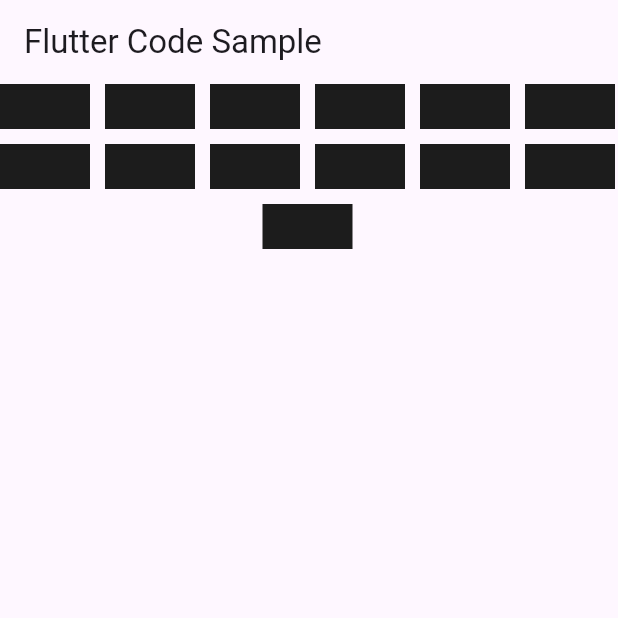
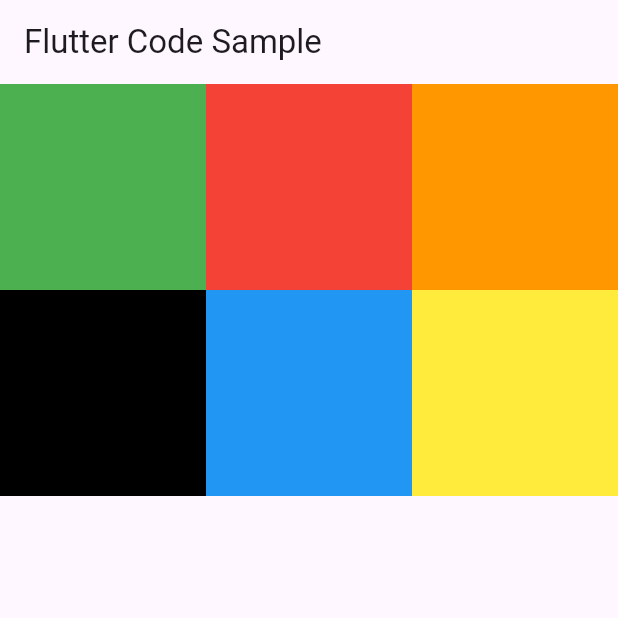
Before and after one commit to Latrevion/flutter_six_class, a Flutter app: the screen it shows after launch, on a phone screen of 412 x 824 dp, the top half of it. Run offline on Flutter 3.47's test engine with Material 3 defaults, Android fonts, the phone set to English and light mode, and no system bars.

Commit message:
3.3.5 GridView.builder

```diff
--- a/lib/main.dart
+++ b/lib/main.dart
@@ -290,26 +290,48 @@ class MyApp extends StatelessWidget {
 //         });
 //   }
 
-  //3.3.4
+  // //3.3.4
+  // Widget getBody() {
+  //   var listItem = List.generate(
+  //       13,
+  //       (index) => Container(
+  //             width: 60,
+  //             height: 30,
+  //             color: Color.fromRGBO(
+  //                 Random().nextInt(256),
+  //                 Random().nextInt(256),
+  //                 Random().nextInt(256),
+  //                 1
+  //             ),
+  //           ));
+  //
+  //   return Wrap(
+  //     alignment: WrapAlignment.center,
+  //     spacing: 10,
+  //     runSpacing: 10,
+  //     children: listItem,
+  //   );
+  // }
+
+  //3.3.5
   Widget getBody() {
-    var listItem = List.generate(
-        13,
-        (index) => Container(
-              width: 60,
-              height: 30,
-              color: Color.fromRGBO(
-                  Random().nextInt(256),
-                  Random().nextInt(256),
-                  Random().nextInt(256),
-                  1
-              ),
-            ));
+    final ColorList = [
+      Colors.green,
+      Colors.red,
+      Colors.orange,
+      Colors.black,
+      Colors.blue,
+      Colors.yellow,
+    ];
 
-    return Wrap(
-      alignment: WrapAlignment.center,
-      spacing: 10,
-      runSpacing: 10,
-      children: listItem,
+    return GridView.builder(
+      shrinkWrap: true,
+      itemCount: 6,
+      gridDelegate:
+          const SliverGridDelegateWithFixedCrossAxisCount(crossAxisCount: 3),
+      itemBuilder: (context, index) {
+        return Container(color: ColorList[index]);
+      },
     );
   }
 }
```
